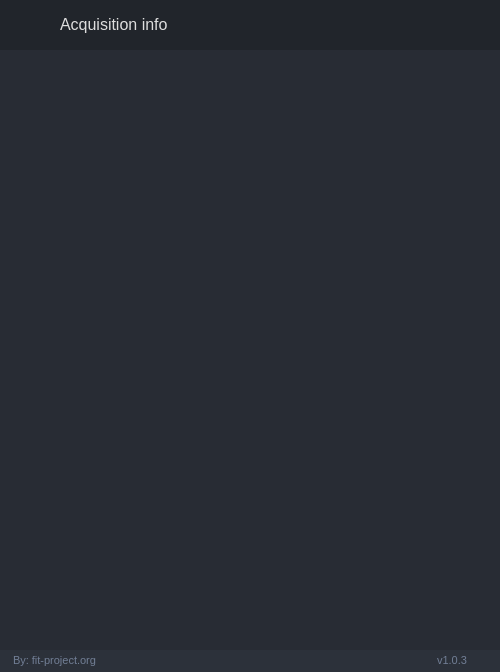
Qt form ui/taskinfo/taskinfo.ui (fit-project/fit) before a commit.
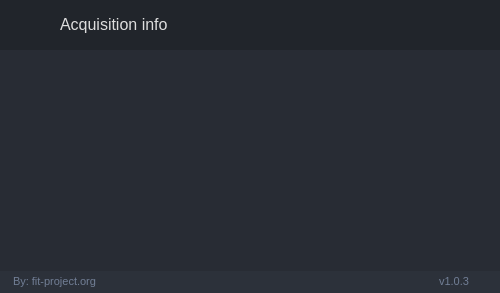
The same form after that commit. Icons and pictures are not drawn.

```diff
--- a/ui/taskinfo/taskinfo.ui
+++ b/ui/taskinfo/taskinfo.ui
@@ -7,19 +7,25 @@
     <x>0</x>
     <y>0</y>
     <width>500</width>
-    <height>672</height>
+    <height>293</height>
    </rect>
   </property>
+  <property name="sizePolicy">
+   <sizepolicy hsizetype="Preferred" vsizetype="Expanding">
+    <horstretch>0</horstretch>
+    <verstretch>0</verstretch>
+   </sizepolicy>
+  </property>
   <property name="minimumSize">
    <size>
-    <width>400</width>
-    <height>672</height>
+    <width>0</width>
+    <height>0</height>
    </size>
   </property>
   <property name="maximumSize">
    <size>
-    <width>500</width>
-    <height>672</height>
+    <width>16777215</width>
+    <height>16777215</height>
    </size>
   </property>
   <property name="windowTitle">
@@ -28,6 +34,7 @@
   <property name="styleSheet">
    <string notr="true">QWidget{
 	color: rgb(221, 221, 221);
+	font:13px;
 }
 
 /* Content App */
@@ -60,25 +67,314 @@
 #bottom_bar QLabel { font-size: 11px; color: rgb(113, 126, 149); padding-left: 10px; padding-right: 10px; padding-bottom: 2px; }
 </string>
   </property>
+  <widget class="QWidget" name="verticalLayoutWidget">
+   <property name="geometry">
+    <rect>
+     <x>0</x>
+     <y>0</y>
+     <width>502</width>
+     <height>293</height>
+    </rect>
+   </property>
+   <layout class="QVBoxLayout" name="verticalLayout_2">
+    <property name="spacing">
+     <number>0</number>
+    </property>
+    <property name="sizeConstraint">
+     <enum>QLayout::SetDefaultConstraint</enum>
+    </property>
+    <property name="leftMargin">
+     <number>0</number>
+    </property>
+    <property name="topMargin">
+     <number>0</number>
+    </property>
+    <property name="rightMargin">
+     <number>0</number>
+    </property>
+    <property name="bottomMargin">
+     <number>0</number>
+    </property>
+    <item>
+     <widget class="QFrame" name="content_top_bg">
+      <property name="sizePolicy">
+       <sizepolicy hsizetype="Preferred" vsizetype="Expanding">
+        <horstretch>0</horstretch>
+        <verstretch>0</verstretch>
+       </sizepolicy>
+      </property>
+      <property name="minimumSize">
+       <size>
+        <width>500</width>
+        <height>50</height>
+       </size>
+      </property>
+      <property name="maximumSize">
+       <size>
+        <width>16777215</width>
+        <height>50</height>
+       </size>
+      </property>
+      <property name="frameShape">
+       <enum>QFrame::NoFrame</enum>
+      </property>
+      <property name="frameShadow">
+       <enum>QFrame::Raised</enum>
+      </property>
+      <layout class="QHBoxLayout" name="horizontalLayout">
+       <property name="spacing">
+        <number>0</number>
+       </property>
+       <property name="leftMargin">
+        <number>0</number>
+       </property>
+       <property name="topMargin">
+        <number>0</number>
+       </property>
+       <property name="rightMargin">
+        <number>10</number>
+       </property>
+       <property name="bottomMargin">
+        <number>0</number>
+       </property>
+       <item>
+        <widget class="QFrame" name="left_box">
+         <property name="sizePolicy">
+          <sizepolicy hsizetype="Expanding" vsizetype="Preferred">
+           <horstretch>0</horstretch>
+           <verstretch>0</verstretch>
+          </sizepolicy>
+         </property>
+         <property name="frameShape">
+          <enum>QFrame::NoFrame</enum>
+         </property>
+         <property name="frameShadow">
+          <enum>QFrame::Raised</enum>
+         </property>
+         <layout class="QHBoxLayout" name="horizontalLayout_3">
+          <property name="spacing">
+           <number>0</number>
+          </property>
+          <property name="leftMargin">
+           <number>0</number>
+          </property>
+          <property name="topMargin">
+           <number>0</number>
+          </property>
+          <property name="rightMargin">
+           <number>0</number>
+          </property>
+          <property name="bottomMargin">
+           <number>0</number>
+          </property>
+          <item>
+           <widget class="QFrame" name="logo_container">
+            <property name="minimumSize">
+             <size>
+              <width>60</width>
+              <height>0</height>
+             </size>
+            </property>
+            <property name="maximumSize">
+             <size>
+              <width>60</width>
+              <height>16777215</height>
+             </size>
+            </property>
+            <layout class="QHBoxLayout" name="horizontalLayout_8">
+             <property name="leftMargin">
+              <number>0</number>
+             </property>
+             <property name="topMargin">
+              <number>0</number>
+             </property>
+             <property name="rightMargin">
+              <number>0</number>
+             </property>
+             <property name="bottomMargin">
+              <number>0</number>
+             </property>
+             <item>
+              <widget class="QLabel" name="top_logo">
+               <property name="minimumSize">
+                <size>
+                 <width>42</width>
+                 <height>42</height>
+                </size>
+               </property>
+               <property name="maximumSize">
+                <size>
+                 <width>42</width>
+                 <height>42</height>
+                </size>
+               </property>
+               <property name="text">
+                <string/>
+               </property>
+               <property name="pixmap">
+                <pixmap>../images/logo-42x42.png</pixmap>
+               </property>
+              </widget>
+             </item>
+            </layout>
+           </widget>
+          </item>
+          <item>
+           <widget class="QLabel" name="title_right_info">
+            <property name="sizePolicy">
+             <sizepolicy hsizetype="Preferred" vsizetype="Expanding">
+              <horstretch>0</horstretch>
+              <verstretch>0</verstretch>
+             </sizepolicy>
+            </property>
+            <property name="maximumSize">
+             <size>
+              <width>16777215</width>
+              <height>45</height>
+             </size>
+            </property>
+            <property name="styleSheet">
+             <string notr="true">font: 12pt;</string>
+            </property>
+            <property name="text">
+             <string>Acquisition info</string>
+            </property>
+            <property name="alignment">
+             <set>Qt::AlignLeading|Qt::AlignLeft|Qt::AlignVCenter</set>
+            </property>
+           </widget>
+          </item>
+         </layout>
+        </widget>
+       </item>
+       <item alignment="Qt::AlignRight">
+        <widget class="QFrame" name="right_buttons">
+         <property name="minimumSize">
+          <size>
+           <width>0</width>
+           <height>28</height>
+          </size>
+         </property>
+         <property name="frameShape">
+          <enum>QFrame::NoFrame</enum>
+         </property>
+         <property name="frameShadow">
+          <enum>QFrame::Raised</enum>
+         </property>
+         <layout class="QHBoxLayout" name="horizontalLayout_2">
+          <property name="spacing">
+           <number>5</number>
+          </property>
+          <property name="leftMargin">
+           <number>0</number>
+          </property>
+          <property name="topMargin">
+           <number>0</number>
+          </property>
+          <property name="rightMargin">
+           <number>0</number>
+          </property>
+          <property name="bottomMargin">
+           <number>0</number>
+          </property>
+          <item>
+           <widget class="QPushButton" name="minimize_button">
+            <property name="minimumSize">
+             <size>
+              <width>28</width>
+              <height>28</height>
+             </size>
+            </property>
+            <property name="maximumSize">
+             <size>
+              <width>28</width>
+              <height>28</height>
+             </size>
+            </property>
+            <property name="cursor">
+             <cursorShape>PointingHandCursor</cursorShape>
+            </property>
+            <property name="toolTip">
+             <string/>
+            </property>
+            <property name="text">
+             <string/>
+            </property>
+            <property name="icon">
+             <iconset>
+              <normalon>../icons/icon_minimize.png</normalon>
+              <disabledon>../icons/icon_minimize-disabled.png</disabledon>
+             </iconset>
+            </property>
+            <property name="iconSize">
+             <size>
+              <width>20</width>
+              <height>20</height>
+             </size>
+            </property>
+           </widget>
+          </item>
+          <item>
+           <widget class="QPushButton" name="close_button">
+            <property name="minimumSize">
+             <size>
+              <width>28</width>
+              <height>28</height>
+             </size>
+            </property>
+            <property name="maximumSize">
+             <size>
+              <width>28</width>
+              <height>28</height>
+             </size>
+            </property>
+            <property name="cursor">
+             <cursorShape>PointingHandCursor</cursorShape>
+            </property>
+            <property name="toolTip">
+             <string/>
+            </property>
+            <property name="text">
+             <string/>
+            </property>
+            <property name="icon">
+             <iconset>
+              <normalon>../icons/icon_close.png</normalon>
+              <disabledon>../icons/icon_close-disabled.png</disabledon>
+             </iconset>
+            </property>
+            <property name="iconSize">
+             <size>
+              <width>20</width>
+              <height>20</height>
+             </size>
+            </property>
+           </widget>
+          </item>
+         </layout>
+        </widget>
+       </item>
+      </layout>
+     </widget>
+    </item>
+    <item>
   <widget class="QFrame" name="content_box">
-   <property name="geometry">
-    <rect>
-     <x>0</x>
-     <y>50</y>
-     <width>500</width>
-     <height>600</height>
-    </rect>
+      <property name="sizePolicy">
+       <sizepolicy hsizetype="Expanding" vsizetype="Expanding">
+        <horstretch>0</horstretch>
+        <verstretch>0</verstretch>
+       </sizepolicy>
    </property>
    <property name="minimumSize">
     <size>
-     <width>500</width>
+        <width>0</width>
      <height>0</height>
     </size>
    </property>
    <property name="maximumSize">
     <size>
-     <width>500</width>
-     <height>600</height>
+        <width>16777215</width>
+        <height>16777215</height>
     </size>
    </property>
    <property name="styleSheet">
@@ -99,9 +395,6 @@
     </property>
     <item>
      <widget class="QTableWidget" name="acquisition_table_info">
-      <property name="styleSheet">
-       <string notr="true"/>
-      </property>
       <property name="frameShape">
        <enum>QFrame::NoFrame</enum>
       </property>
@@ -181,277 +474,9 @@
     </item>
    </layout>
   </widget>
-  <widget class="QFrame" name="content_top_bg">
-   <property name="geometry">
-    <rect>
-     <x>0</x>
-     <y>0</y>
-     <width>500</width>
-     <height>50</height>
-    </rect>
-   </property>
-   <property name="minimumSize">
-    <size>
-     <width>500</width>
-     <height>50</height>
-    </size>
-   </property>
-   <property name="maximumSize">
-    <size>
-     <width>16777215</width>
-     <height>50</height>
-    </size>
-   </property>
-   <property name="frameShape">
-    <enum>QFrame::NoFrame</enum>
-   </property>
-   <property name="frameShadow">
-    <enum>QFrame::Raised</enum>
-   </property>
-   <layout class="QHBoxLayout" name="horizontalLayout">
-    <property name="spacing">
-     <number>0</number>
-    </property>
-    <property name="leftMargin">
-     <number>0</number>
-    </property>
-    <property name="topMargin">
-     <number>0</number>
-    </property>
-    <property name="rightMargin">
-     <number>10</number>
-    </property>
-    <property name="bottomMargin">
-     <number>0</number>
-    </property>
-    <item>
-     <widget class="QFrame" name="left_box">
-      <property name="sizePolicy">
-       <sizepolicy hsizetype="Expanding" vsizetype="Preferred">
-        <horstretch>0</horstretch>
-        <verstretch>0</verstretch>
-       </sizepolicy>
-      </property>
-      <property name="frameShape">
-       <enum>QFrame::NoFrame</enum>
-      </property>
-      <property name="frameShadow">
-       <enum>QFrame::Raised</enum>
-      </property>
-      <layout class="QHBoxLayout" name="horizontalLayout_3">
-       <property name="spacing">
-        <number>0</number>
-       </property>
-       <property name="leftMargin">
-        <number>0</number>
-       </property>
-       <property name="topMargin">
-        <number>0</number>
-       </property>
-       <property name="rightMargin">
-        <number>0</number>
-       </property>
-       <property name="bottomMargin">
-        <number>0</number>
-       </property>
-       <item>
-        <widget class="QFrame" name="logo_container">
-         <property name="minimumSize">
-          <size>
-           <width>60</width>
-           <height>0</height>
-          </size>
-         </property>
-         <property name="maximumSize">
-          <size>
-           <width>60</width>
-           <height>16777215</height>
-          </size>
-         </property>
-         <layout class="QHBoxLayout" name="horizontalLayout_8">
-          <property name="leftMargin">
-           <number>0</number>
-          </property>
-          <property name="topMargin">
-           <number>0</number>
-          </property>
-          <property name="rightMargin">
-           <number>0</number>
-          </property>
-          <property name="bottomMargin">
-           <number>0</number>
-          </property>
-          <item>
-           <widget class="QLabel" name="top_logo">
-            <property name="minimumSize">
-             <size>
-              <width>42</width>
-              <height>42</height>
-             </size>
-            </property>
-            <property name="maximumSize">
-             <size>
-              <width>42</width>
-              <height>42</height>
-             </size>
-            </property>
-            <property name="text">
-             <string/>
-            </property>
-            <property name="pixmap">
-             <pixmap>../images/logo-42x42.png</pixmap>
-            </property>
-           </widget>
-          </item>
-         </layout>
-        </widget>
-       </item>
+    </item>
        <item>
-        <widget class="QLabel" name="title_right_info">
-         <property name="sizePolicy">
-          <sizepolicy hsizetype="Preferred" vsizetype="Expanding">
-           <horstretch>0</horstretch>
-           <verstretch>0</verstretch>
-          </sizepolicy>
-         </property>
-         <property name="maximumSize">
-          <size>
-           <width>16777215</width>
-           <height>45</height>
-          </size>
-         </property>
-         <property name="styleSheet">
-          <string notr="true">font: 12pt;</string>
-         </property>
-         <property name="text">
-          <string>Acquisition info</string>
-         </property>
-         <property name="alignment">
-          <set>Qt::AlignLeading|Qt::AlignLeft|Qt::AlignVCenter</set>
-         </property>
-        </widget>
-       </item>
-      </layout>
-     </widget>
-    </item>
-    <item alignment="Qt::AlignRight">
-     <widget class="QFrame" name="right_buttons">
-      <property name="minimumSize">
-       <size>
-        <width>0</width>
-        <height>28</height>
-       </size>
-      </property>
-      <property name="frameShape">
-       <enum>QFrame::NoFrame</enum>
-      </property>
-      <property name="frameShadow">
-       <enum>QFrame::Raised</enum>
-      </property>
-      <layout class="QHBoxLayout" name="horizontalLayout_2">
-       <property name="spacing">
-        <number>5</number>
-       </property>
-       <property name="leftMargin">
-        <number>0</number>
-       </property>
-       <property name="topMargin">
-        <number>0</number>
-       </property>
-       <property name="rightMargin">
-        <number>0</number>
-       </property>
-       <property name="bottomMargin">
-        <number>0</number>
-       </property>
-       <item>
-        <widget class="QPushButton" name="minimize_button">
-         <property name="minimumSize">
-          <size>
-           <width>28</width>
-           <height>28</height>
-          </size>
-         </property>
-         <property name="maximumSize">
-          <size>
-           <width>28</width>
-           <height>28</height>
-          </size>
-         </property>
-         <property name="cursor">
-          <cursorShape>PointingHandCursor</cursorShape>
-         </property>
-         <property name="toolTip">
-          <string/>
-         </property>
-         <property name="text">
-          <string/>
-         </property>
-         <property name="icon">
-          <iconset>
-           <normalon>../icons/icon_minimize.png</normalon>
-           <disabledon>../icons/icon_minimize-disabled.png</disabledon>
-          </iconset>
-         </property>
-         <property name="iconSize">
-          <size>
-           <width>20</width>
-           <height>20</height>
-          </size>
-         </property>
-        </widget>
-       </item>
-       <item>
-        <widget class="QPushButton" name="close_button">
-         <property name="minimumSize">
-          <size>
-           <width>28</width>
-           <height>28</height>
-          </size>
-         </property>
-         <property name="maximumSize">
-          <size>
-           <width>28</width>
-           <height>28</height>
-          </size>
-         </property>
-         <property name="cursor">
-          <cursorShape>PointingHandCursor</cursorShape>
-         </property>
-         <property name="toolTip">
-          <string/>
-         </property>
-         <property name="text">
-          <string/>
-         </property>
-         <property name="icon">
-          <iconset>
-           <normalon>../icons/icon_close.png</normalon>
-           <disabledon>../icons/icon_close-disabled.png</disabledon>
-          </iconset>
-         </property>
-         <property name="iconSize">
-          <size>
-           <width>20</width>
-           <height>20</height>
-          </size>
-         </property>
-        </widget>
-       </item>
-      </layout>
-     </widget>
-    </item>
-   </layout>
-  </widget>
   <widget class="QFrame" name="bottom_bar">
-   <property name="geometry">
-    <rect>
-     <x>0</x>
-     <y>650</y>
-     <width>500</width>
-     <height>22</height>
-    </rect>
-   </property>
    <property name="minimumSize">
     <size>
      <width>0</width>
@@ -532,6 +557,9 @@
       <property name="frameShadow">
        <enum>QFrame::Raised</enum>
       </property>
+        </widget>
+       </item>
+      </layout>
      </widget>
     </item>
    </layout>
```
Left out of the diff: 6 changed lines with no effect on the pictures. Lines whose indentation alone changed are shown as unchanged.
